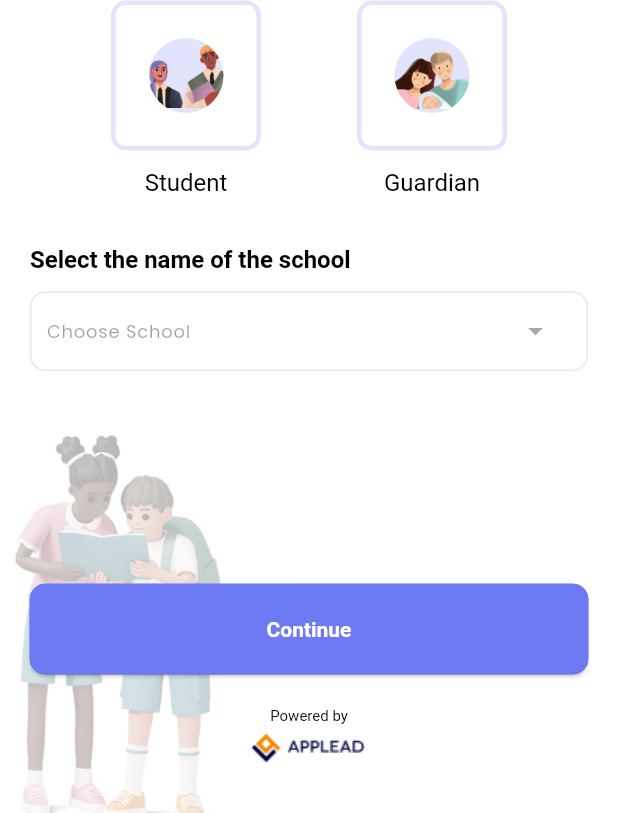
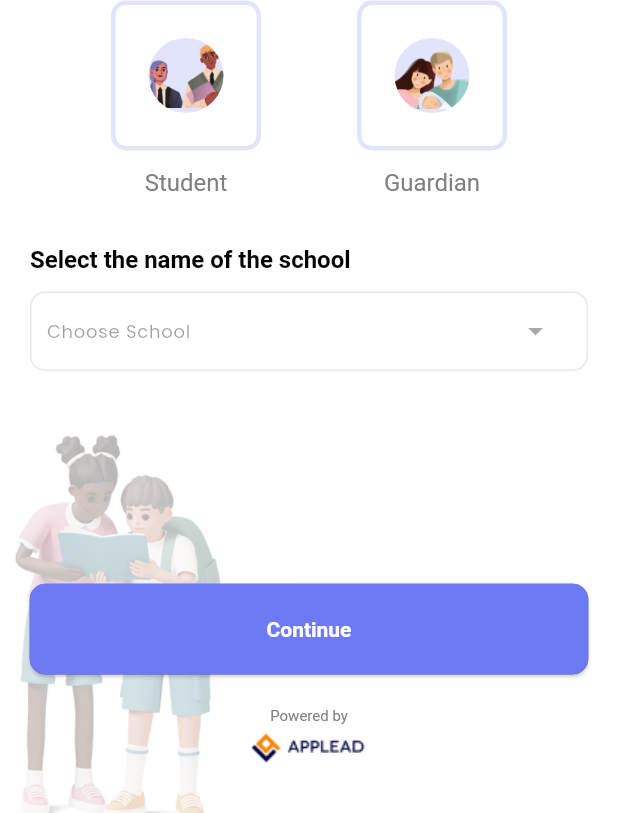
Before and after one commit to Bisecto/Simap-mobile, a Flutter app: the screen it shows after launch, after a tap on "Get Started", on a phone screen of 412 x 824 dp. Shown: the part 421-1234 px from the top of the screen. Run offline on Flutter 3.47's test engine with Material 3 defaults, Android fonts, the phone set to English and light mode, and no system bars; our stand-ins replace device_info_plus, flutter_svg, google_fonts, loading_animation_widget, local_auth, lottie and 3 more; missing offline and left inert: animated_icon, flutter_carousel_slider, flutter_vibrate; Roboto replaces fonts that are missing (CeraPro).

Commit message:
Update: text color change.

```diff
--- a/lib/res/app_colors.dart
+++ b/lib/res/app_colors.dart
@@ -11,6 +11,7 @@ class AppColors{
   static const Color disableButtonColor =Color(0xFFF5F5F5);
   static const Color greyAccent=Color(0xFFF6EDE9);
   static const Color black = Colors.black;
+  static const Color textColor = Color(0xFF808080);
   static const Color lightShadowGreenColor = Color(0xffF0FAF0);
   static const Color green = Color(0xff4A8C4D);
   static const Color white = Color(0xFFFFFFFF);
--- a/lib/view/app_screens/onbaording_screens/on_boarding_screen.dart
+++ b/lib/view/app_screens/onbaording_screens/on_boarding_screen.dart
@@ -113,7 +113,7 @@ class _OnBoardingScreenState extends State<OnBoardingScreen> {
                               padding: const EdgeInsets.all(10.0),
                               child: CustomText(
                                 text: onBoardingSubText[index],
-                                color: AppColors.black,
+                                color: AppColors.textColor,
                                 size: 16,
                                 maxLines: 6,
                                 textAlign: TextAlign.center,
@@ -148,7 +148,7 @@ class _OnBoardingScreenState extends State<OnBoardingScreen> {
                         children: [
                           const CustomText(
                             text: 'Powered by',
-                            color: AppColors.black,
+                            color: AppColors.textColor,
                             size: 10,
                           ),
                           Image.asset(
--- a/lib/view/app_screens/onbaording_screens/setup.dart
+++ b/lib/view/app_screens/onbaording_screens/setup.dart
@@ -53,7 +53,7 @@ class _AppSetUpState extends State<AppSetUp> {
                     ),
                     const CustomText(
                       text: '',
-                      color: AppColors.black,
+                      color: AppColors.textColor,
                       size: 18,
                       maxLines: 3,
                       weight: FontWeight.w400,
@@ -125,7 +125,7 @@ class _AppSetUpState extends State<AppSetUp> {
                                       padding: EdgeInsets.all(10.0),
                                       child: CustomText(
                                         text: 'Student',
-                                        color: AppColors.black,
+                                        color: AppColors.textColor,
                                         size: 16,
                                         maxLines: 6,
                                         textAlign: TextAlign.center,
@@ -187,7 +187,7 @@ class _AppSetUpState extends State<AppSetUp> {
                                       padding: EdgeInsets.all(10.0),
                                       child: CustomText(
                                         text: 'Guardian',
-                                        color: AppColors.black,
+                                        color: AppColors.textColor,
                                         size: 16,
                                         maxLines: 6,
                                         textAlign: TextAlign.center,
@@ -281,7 +281,7 @@ class _AppSetUpState extends State<AppSetUp> {
                         children: [
                           const CustomText(
                             text: 'Powered by',
-                            color: AppColors.black,
+                            color: AppColors.textColor,
                             size: 10,
                           ),
                           Image.asset(
--- a/lib/view/app_screens/splash_screen/splash_screen.dart
+++ b/lib/view/app_screens/splash_screen/splash_screen.dart
@@ -84,7 +84,7 @@ class _SplashScreenState extends State<SplashScreen> {
                   children: [
                     const CustomText(
                       text: 'Powered by',
-                      color: AppColors.black,
+                      color: AppColors.textColor,
                       size: 10,
                     ),
                     Image.asset(
--- a/lib/view/widgets/app_custom_text.dart
+++ b/lib/view/widgets/app_custom_text.dart
@@ -53,7 +53,7 @@ class CustomText extends StatelessWidget {
           decorationColor: AppColors.green,
           letterSpacing: spacing!,
           fontSize: size ?? 16,
-          color: color ?? Colors.black,
+          color: color ?? Color(0xff808080),
           fontWeight: weight ?? FontWeight.normal,
         ),
         );
```
